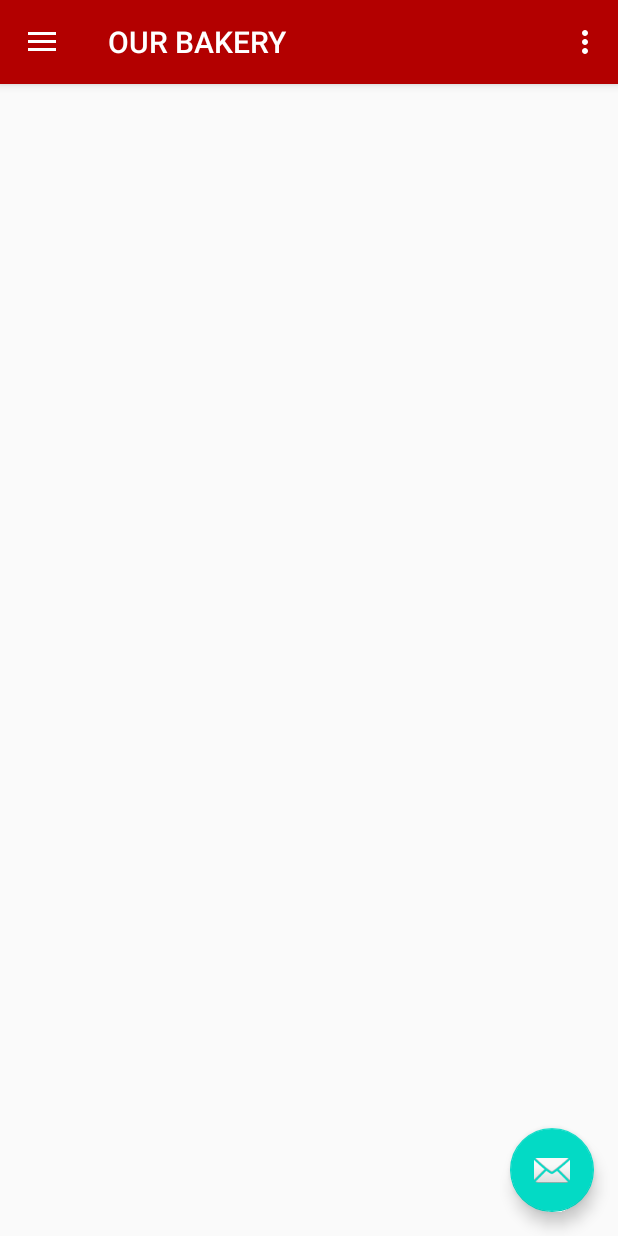
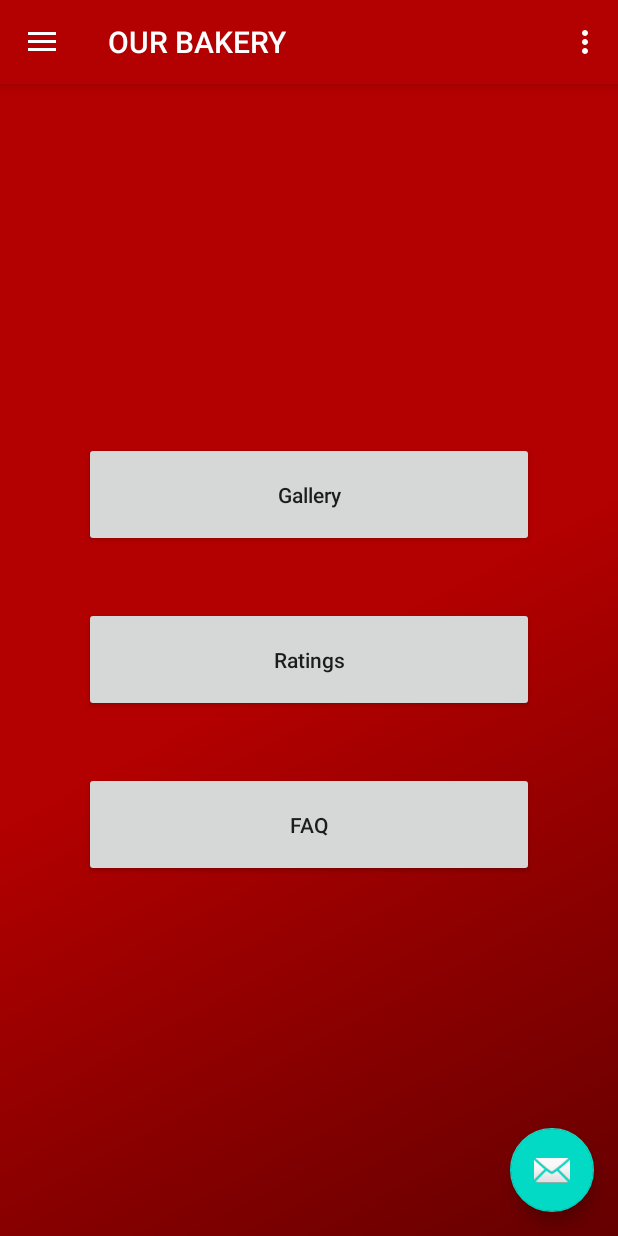
Before and after one commit to farzana-moury/CookieCorner, an Android app: the screen it shows after launch (MainActivity), in the side drawer, after a tap on "Our Bakery", on a phone screen of 412 x 824 dp. Run offline under Robolectric (Android 15) with nearby library versions, the light colour scheme and no system bars; our stand-ins replace navigation-ui.

Commit message:
#7 Completed Fragment Layout for the bakery screen   * added default background image   * added three buttons with proper IDs and texts externalized   * still haven't added functionality

```diff
--- a/app/src/main/res/layout/fragment_bakery.xml
+++ b/app/src/main/res/layout/fragment_bakery.xml
@@ -3,5 +3,34 @@
     xmlns:tools="http://schemas.android.com/tools"
     android:layout_width="match_parent"
     android:layout_height="match_parent"
+    android:background="@drawable/side_nav_bar"
+    android:gravity="center"
+    android:orientation="vertical"
     tools:context=".BakeryFragment">
+
+    <Button
+        android:id="@+id/galleryButton"
+        android:layout_width="@dimen/homeButtonsWidth"
+        android:layout_height="@dimen/homeButtonsHeight"
+        android:layout_gravity="center"
+        android:layout_margin="@dimen/descriptionPadding"
+        android:text="@string/gallery_name"
+        android:textAllCaps="false" />
+
+    <Button
+        android:id="@+id/ratingsButton"
+        android:layout_width="@dimen/homeButtonsWidth"
+        android:layout_height="@dimen/homeButtonsHeight"
+        android:layout_gravity="center"
+        android:layout_margin="@dimen/descriptionPadding"
+        android:text="@string/ratings_name"
+        android:textAllCaps="false" />
+
+    <Button
+        android:id="@+id/faqButton"
+        android:layout_width="@dimen/homeButtonsWidth"
+        android:layout_height="@dimen/homeButtonsHeight"
+        android:layout_gravity="center"
+        android:layout_margin="@dimen/descriptionPadding"
+        android:text="@string/faq_name" />
 </LinearLayout>
--- a/app/src/main/res/layout/fragment_home.xml
+++ b/app/src/main/res/layout/fragment_home.xml
@@ -35,6 +35,7 @@
                 android:paddingRight="@dimen/titlePadding"
                 android:text="@string/nav_header_title"
                 android:textAlignment="center"
+                android:textAllCaps="false"
                 android:textSize="@dimen/titleSize"
                 android:textStyle="bold" />
         </LinearLayout>
--- a/app/src/main/res/values/strings.xml
+++ b/app/src/main/res/values/strings.xml
@@ -29,6 +29,17 @@
     <string name="nav_orders">Orders</string>
     <string name="nav_contact">CONTACT US</string>
 
+    <!--  GALLERY, RATINGS AND FAQ FRAGMENT STRINGS  -->
+    <!--  top headings  -->
+    <string name="nav_gallery">GALLERY</string>
+    <string name="nav_ratings">RATINGS</string>
+    <string name="nav_faq">FREQUENTLY ASKED QUESTIONS</string>
+    <!--  button titles  -->
+    <string name="gallery_name">Gallery</string>
+    <string name="ratings_name">Ratings</string>
+    <string name="faq_name">FAQ</string>
+
+
     <!--  COMPANY INFORMATION  -->
     <string name="CompanyDesc">Here at Cookie Corner, we believe that every cookie counts. Celebrating our 50th anniversary,
     we bake home into the heart of our cookie dough, combining natural and flavourful ingredients that leave your tastebuds
```
